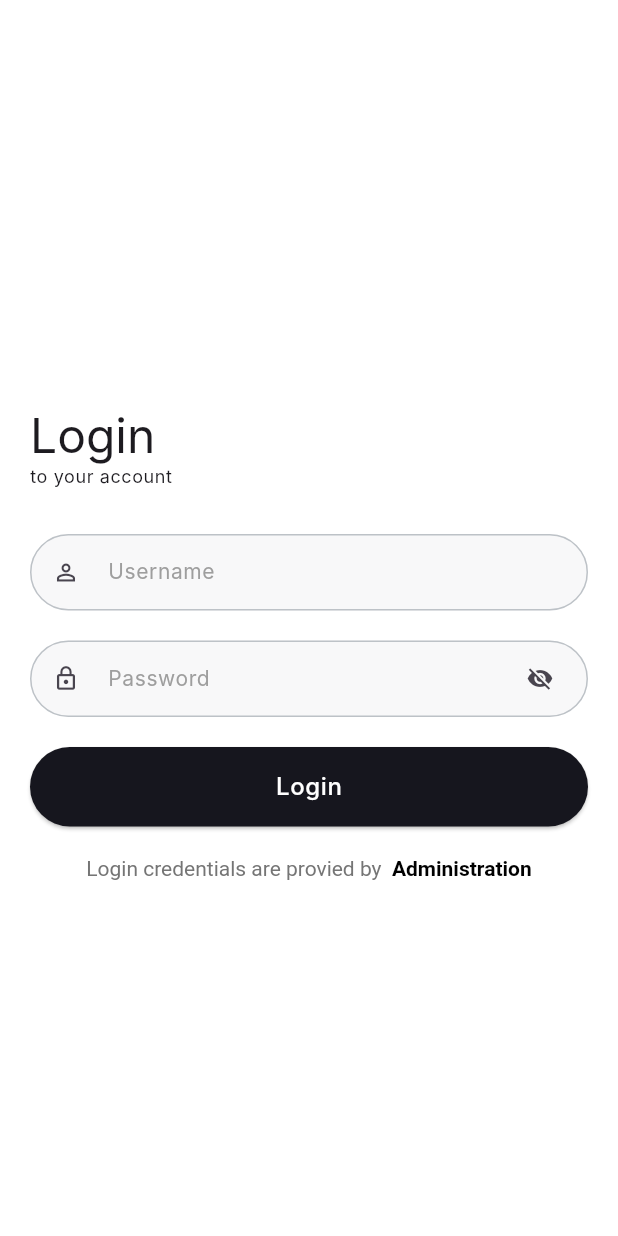
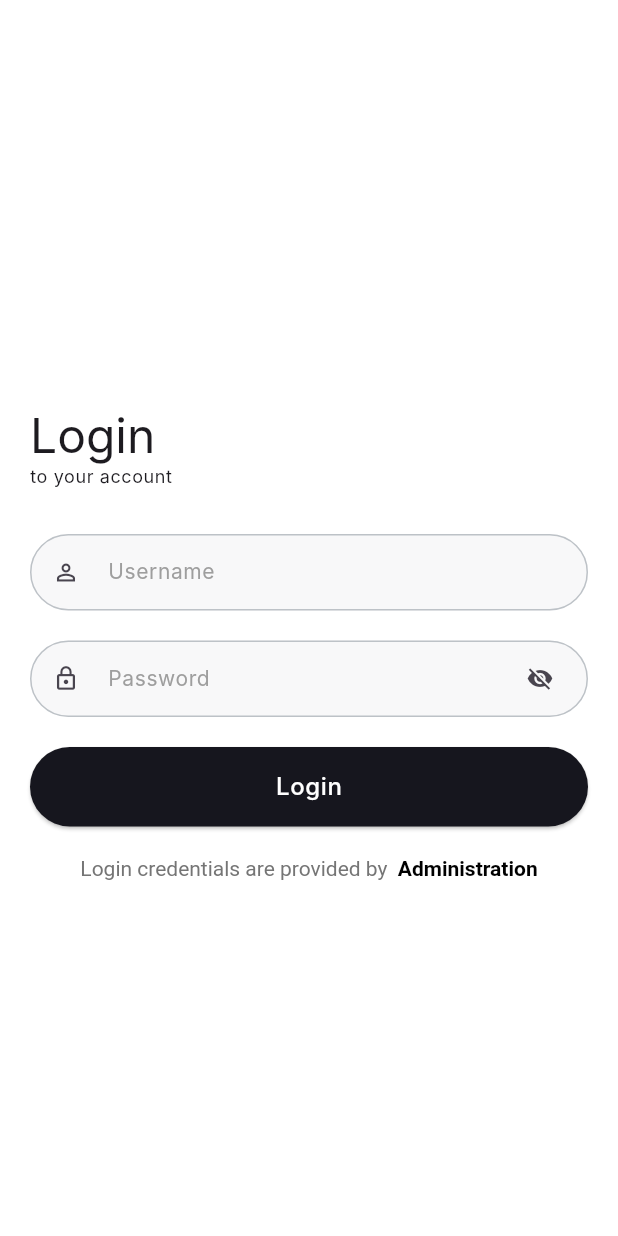
Before and after one commit to altezzai/acadobs, a Flutter app: the screen it shows after launch, on a phone screen of 412 x 824 dp. Run offline on Flutter 3.47's test engine with Material 3 defaults, Android fonts, the phone set to English and light mode, and no system bars; our stand-ins replace dio, file_picker, flutter_heatmap_calendar, flutter_image_compress, flutter_rating_bar, flutter_secure_storage and 5 more; network calls fail; Roboto replaces fonts that are missing (Inter).

Commit message:
added admin login

```diff
--- a/lib/core/authentication/screens/login.dart
+++ b/lib/core/authentication/screens/login.dart
@@ -107,7 +107,7 @@ class _LoginPageState extends State<LoginPage> {
                     children: [
                       RichText(
                         text: TextSpan(
-                          text: "Login credentials are provied by  ",
+                          text: "Login credentials are provided by  ",
                           style: TextStyle(color: Colors.grey[600]),
                           children: [
                             TextSpan(
```
Also changed, not shown: lib/core/authentication/controller/auth_controller.dart (+9 -8 lines), lib/core/authentication/screens/splashscreen.dart (+10 -9 lines).
